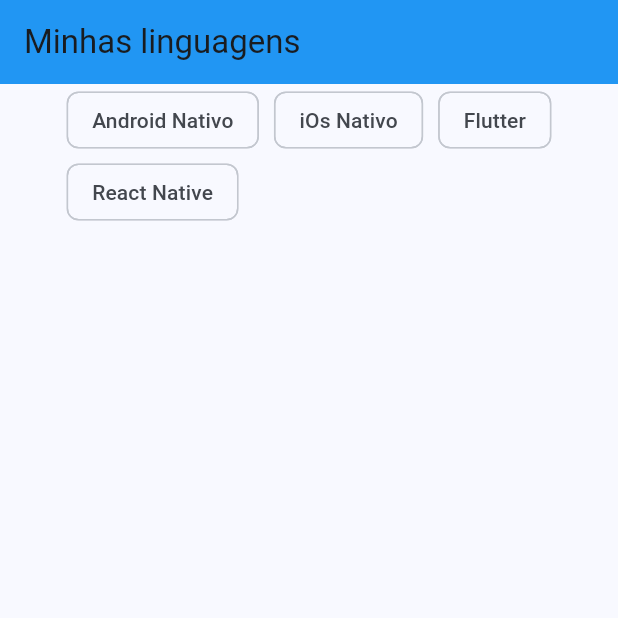
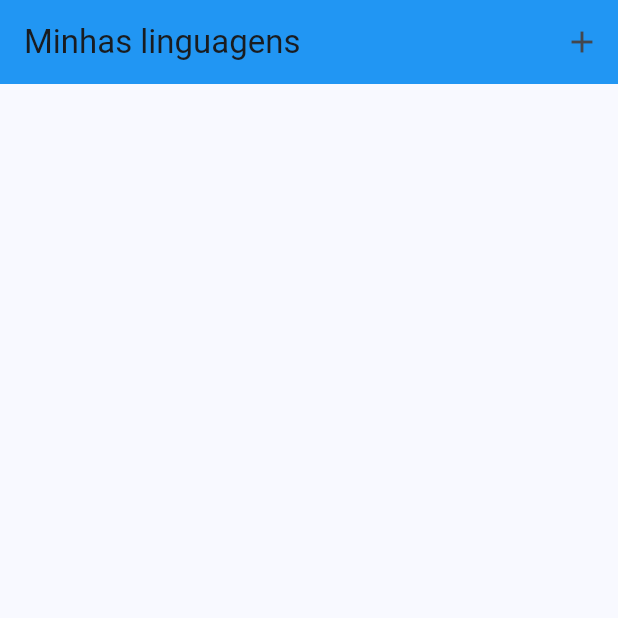
Before and after one commit to rafamazzucato/widgets_states_routes_3aojr, a Flutter app: the screen it shows after launch, on a phone screen of 412 x 824 dp, the top half of it. Run offline on Flutter 3.47's test engine with Material 2 defaults, Android fonts, the phone set to English and light mode, and no system bars.

Commit message:
aula 02 parte 03

```diff
--- a/lib/home.dart
+++ /dev/null
@@ -1,83 +0,0 @@
-import 'package:flutter/material.dart';
-
-class HomeLanguagesWidget extends StatefulWidget {
-  const HomeLanguagesWidget({super.key});
-
-  @override
-  State<HomeLanguagesWidget> createState() => _HomeLanguagesWidgetState();
-}
-
-class _HomeLanguagesWidgetState extends State<HomeLanguagesWidget> {
-
-  final List _selecteds = [false, false, false, false];
-
-  _setSelected(index, value){
-    setState(() {
-      _selecteds[index] = value;
-    });
-  }
-
-  @override
-  Widget build(BuildContext context) {
-    return Scaffold(
-      appBar: AppBar(
-        title: const Text("Minhas linguagens"),
-        backgroundColor: Colors.blue,
-      ),
-      body: Column(children: [
-        Center(
-          child: Wrap(
-            spacing: 10,
-            children: [
-              ChoiceChip(label: const Text("Android Nativo"), selected: _selecteds[0], onSelected: (value) => _setSelected(0, value)),
-              ChoiceChip(label: const Text("iOs Nativo"), selected: _selecteds[1], onSelected: (value) => _setSelected(1, value)),
-              ChoiceChip(label: const Text("Flutter"), selected: _selecteds[2], onSelected: (value) => _setSelected(2, value)),
-              ChoiceChip(label: const Text("React Native"), selected: _selecteds[3], onSelected: (value) => _setSelected(3, value)),
-            ],
-          ),
-        ),
-        Expanded(
-          child:
-          ListView(children: _buildItems()))
-      ]),
-    );
-  }
-
-  List<Widget> _buildItems(){
-    List<Widget> result = [];
-
-    if(_selecteds[0]){
-      result.add(const Card(child: ListTile(
-              leading: Text("1"),
-              title: Text("Android Nativo"),
-              subtitle: Text("Linguagens C, Java e Kotlin"),
-            )));
-    }
-
-    if(_selecteds[1]){
-      result.add(const Card(child: ListTile(
-              leading: Text("2"),
-              title: Text("iOs Nativo"),
-              subtitle: Text("Linguagens Objective-C, Swift"),
-            )));
-    }
-
-    if(_selecteds[2]){
-      result.add(const Card(child: ListTile(
-              leading: Text("3"),
-              title: Text("Flutter"),
-              subtitle: Text("Linguagem Dart"),
-            )));
-    }
-
-    if(_selecteds[3]){
-      result.add(const Card(child: ListTile(
-              leading: Text("4"),
-              title: Text("React Native"),
-              subtitle: Text("Linguagem Javascript e Typescript"),
-            )));
-    }
-
-    return result;
-  }
-}
--- a/lib/main.dart
+++ b/lib/main.dart
@@ -1,5 +1,7 @@
 import 'package:flutter/material.dart';
-import 'package:widgets_states_routes_3aojr/home.dart';
+import 'package:widgets_states_routes_3aojr/screens/form.dart';
+import 'package:widgets_states_routes_3aojr/screens/home.dart';
+
 
 void main() {
   runApp(const MyApp());
@@ -16,7 +18,11 @@
         colorScheme: ColorScheme.fromSeed(seedColor: Colors.blue),
         useMaterial3: true,
       ),
-      home: const HomeLanguagesWidget(),
+      routes: {
+        "/" : (context) => const HomeLanguagesWidget(),
+        "/add" : (context) => LanguageFormWidget(),
+      },
+      initialRoute: "/",
     );
   }
 }
--- /dev/null
+++ b/lib/screens/home.dart
@@ -0,0 +1,70 @@
+import 'package:flutter/material.dart';
+import 'package:widgets_states_routes_3aojr/models/language.dart';
+
+class HomeLanguagesWidget extends StatefulWidget {
+  const HomeLanguagesWidget({super.key});
+
+  @override
+  State<HomeLanguagesWidget> createState() => _HomeLanguagesWidgetState();
+}
+
+class _HomeLanguagesWidgetState extends State<HomeLanguagesWidget> {
+
+  final List _languages = [];
+
+  _setSelected(Language language){
+    setState(() {
+      language.selected = !language.selected;
+    });
+  }
+
+  @override
+  Widget build(BuildContext context) {
+    return Scaffold(
+      appBar: AppBar(
+        title: const Text("Minhas linguagens"),
+        backgroundColor: Colors.blue,
+        actions: [
+          IconButton(icon: const Icon(Icons.add),
+          onPressed: (){
+            final future = Navigator.pushNamed(context, "/add");
+
+            future.then((language){
+              setState(() {
+                _languages.add(language);
+              });
+            });
+          })
+        ],
+      ),
+      body: Column(children: [
+        Center(
+          child: Wrap(
+            spacing: 10,
+            children: _buildChoices(),
+          ),
+        ),
+        Expanded(
+          child:
+          ListView(children: _buildItems()))
+      ]),
+    );
+  }
+
+  List<Widget> _buildChoices(){
+    return _languages.map((language) => ChoiceChip(
+        label: Text(language.title),
+        selected: language.selected,
+        onSelected: (value) => _setSelected(language))).toList();
+  }
+
+  List<Widget> _buildItems(){
+    return _languages
+      .where((language) => language.selected)
+      .map((language) => Card(child: ListTile(
+              leading: Text(language.id.toString()),
+              title: Text(language.title),
+              subtitle: Text(language.subtitle),
+            ))).toList();
+  }
+}
```
Also changed, not shown: lib/screens/form.dart (added, +72 -0 lines).
